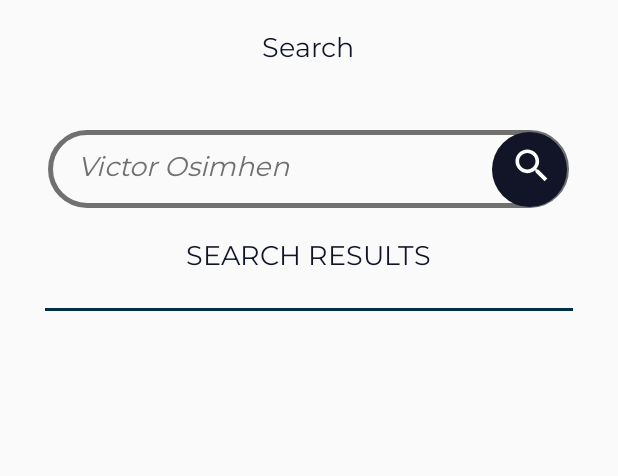
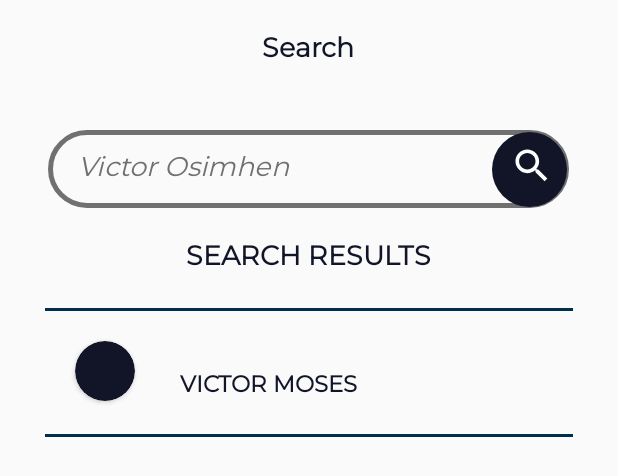
Before and after one commit to namdiemefo/Afriskaut-Mobile, an Android app: the layout search_fragment.xml on its own in the app's theme, with its tools: preview values and no code run, on a phone screen of 412 x 824 dp. Shown: the top 476 px of the screen. Run offline under Robolectric (Android 15) with nearby library versions, the phone set to English and light mode, and no system bars.

Commit message:
implemented search ui

```diff
--- a/app/src/main/res/layout/notification_fragment.xml
+++ b/app/src/main/res/layout/notification_fragment.xml
@@ -29,6 +29,7 @@
             android:gravity="center"
             android:fontFamily="@font/montserrat"
             android:layout_marginTop="20dp"
+            android:textFontWeight="600"
             android:textStyle="normal"
             android:textSize="18sp"
             android:textColor="@color/colorLoginBtn"
--- a/app/src/main/res/layout/profile_fragment.xml
+++ b/app/src/main/res/layout/profile_fragment.xml
@@ -40,10 +40,11 @@
                 android:text="@string/profile_menu"
                 android:fontFamily="@font/montserrat"
                 android:textStyle="normal"
+                android:textFontWeight="600"
                 android:layout_marginTop="30dp"
                 android:gravity="center_horizontal"
                 android:layout_gravity="center"
-                android:textSize="14sp"
+                android:textSize="18sp"
                 android:textColor="@color/colorLoginBtn"/>
 
         </LinearLayout>
--- a/app/src/main/res/layout/search_fragment.xml
+++ b/app/src/main/res/layout/search_fragment.xml
@@ -3,6 +3,7 @@
     xmlns:tools="http://schemas.android.com/tools"
     android:layout_width="match_parent"
     android:layout_height="match_parent"
+    android:background="@color/colorSearchBackground"
     android:orientation="vertical"
     tools:context=".views.search.SearchFragment">
 
@@ -16,6 +17,7 @@
         android:textSize="18sp"
         android:textColor="@color/colorLoginBtn"
         android:textStyle="normal"
+        android:textFontWeight="600"
         android:fontFamily="@font/montserrat"
         />
 
@@ -61,6 +63,7 @@
         android:textSize="18sp"
         android:textColor="@color/colorLoginBtn"
         android:textStyle="normal"
+        android:textFontWeight="600"
         android:fontFamily="@font/montserrat" />
 
     <View
@@ -74,6 +77,7 @@
     <androidx.recyclerview.widget.RecyclerView
         android:layout_width="match_parent"
         android:layout_height="wrap_content"
+        tools:listitem="@layout/search_result"
         android:id="@+id/search_results" />
 
 
--- /dev/null
+++ b/app/src/main/res/layout/search_result.xml
@@ -0,0 +1,53 @@
+<?xml version="1.0" encoding="utf-8"?>
+<LinearLayout xmlns:android="http://schemas.android.com/apk/res/android"
+    xmlns:app="http://schemas.android.com/apk/res-auto"
+    android:orientation="vertical"
+    android:layout_width="match_parent"
+    android:layout_height="match_parent">
+
+    <LinearLayout
+        android:layout_width="match_parent"
+        android:layout_height="80dp"
+        android:orientation="horizontal">
+
+        <androidx.cardview.widget.CardView
+            android:id="@+id/myCardView"
+            android:layout_width="40dp"
+            android:layout_height="40dp"
+            android:layout_gravity="center"
+            android:layout_marginStart="50dp"
+            android:backgroundTint="@color/colorLoginBtn"
+            app:cardCornerRadius="50dp">
+
+            <ImageView
+                android:id="@+id/search_player_image"
+                android:layout_width="match_parent"
+                android:layout_height="match_parent"
+                android:scaleType="centerCrop" />
+
+        </androidx.cardview.widget.CardView>
+
+        <TextView
+            android:layout_width="wrap_content"
+            android:layout_height="wrap_content"
+            android:id="@+id/search_player_name"
+            android:textColor="@color/colorLoginBtn"
+            android:fontFamily="@font/montserrat"
+            android:textStyle="normal"
+            android:text="VICTOR MOSES"
+            android:textSize="15sp"
+            android:layout_gravity="center"
+            android:layout_marginStart="30dp"
+            android:layout_marginTop="10dp"
+            android:textFontWeight="600" />
+    </LinearLayout>
+
+    <View
+        android:layout_width="match_parent"
+        android:layout_height="2dp"
+        android:layout_marginStart="30dp"
+        android:layout_marginEnd="30dp"
+        android:layout_marginTop="2dp"
+        android:background="@color/colorHomeText" />
+
+</LinearLayout>
--- a/app/src/main/res/values/colors.xml
+++ b/app/src/main/res/values/colors.xml
@@ -12,4 +12,5 @@
     <color name="colorMainBackground">#CECECE</color>
     <color name="colorItem">#DADADA</color>
     <color name="colorPicBtn">#C4C4C4</color>
+    <color name="colorSearchBackground">#FAFAFA</color>
 </resources>
```
